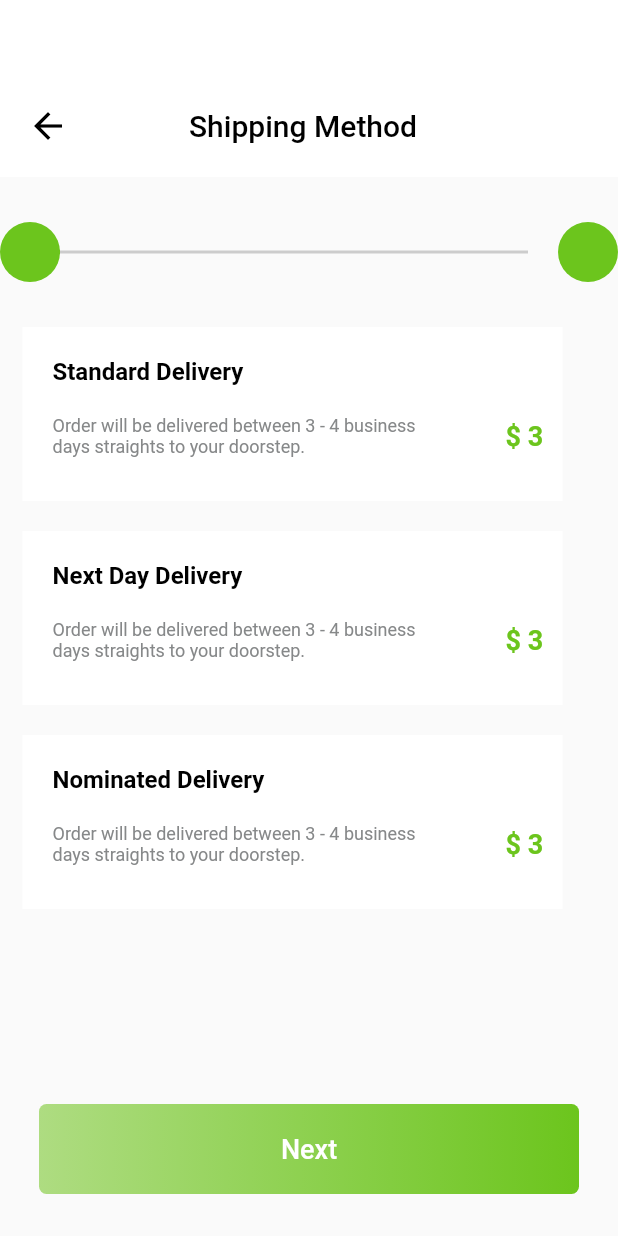
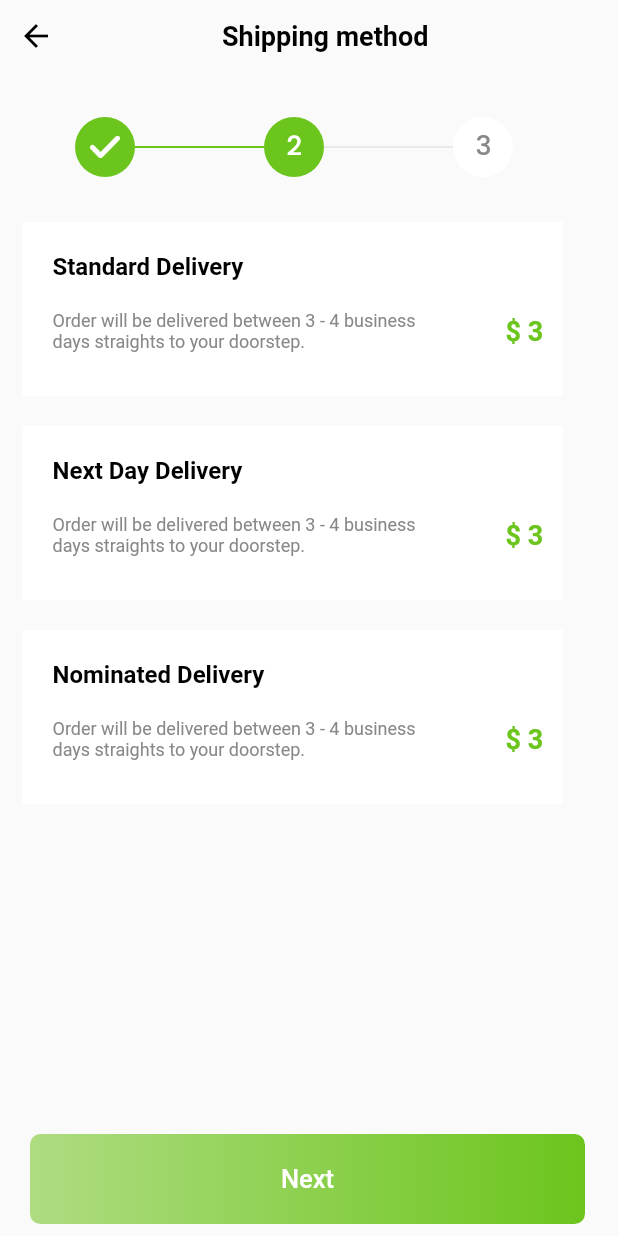
Before and after one commit to unnatidonda/big-cart, a Flutter app: the ShoppingMethod screen opened directly, on a phone screen of 412 x 824 dp. Run offline on Flutter 3.47's test engine with Material 2 defaults, Android fonts, the phone set to English and light mode, and no system bars.

```diff
--- a/lib/big_cart/shopping_method.dart
+++ b/lib/big_cart/shopping_method.dart
@@ -1,4 +1,8 @@
 import 'package:flutter/material.dart';
+
+import '../common/all_names.dart';
+import '../common/started_container.dart';
+import 'shoping_information.dart';
 
 class ShoppingMethod extends StatefulWidget {
   const ShoppingMethod({Key? key}) : super(key: key);
@@ -11,39 +15,16 @@ class _ShoppingMethodState extends State<ShoppingMethod> {
   @override
   Widget build(BuildContext context) {
     return Scaffold(
-      body: Column(
+      body: SafeArea(
+        child: Column(
           children: [
-          Container(
-            height: 118,
-            width: double.infinity,
-            decoration: const BoxDecoration(
-              color: Color(0xFFFFFFFF),
-            ),
-            child: const Padding(
-              padding: EdgeInsets.only(top: 50, left: 18),
-              child: Row(
-                children: [
-                  Icon(
-                    Icons.arrow_back_outlined,
-                    size: 28,
-                    color: Color(0xFF000000),
-                  ),
-                  SizedBox(width: 80),
-                  Text(
-                    "Shipping Method",
-                    style: TextStyle(
-                      fontWeight: FontWeight.w500,
-                      fontSize: 20,
-                      color: Color(0xFF000000),
-                    ),
-                  ),
-                ],
-              ),
-            ),
+            const AllNames(
+              name: "Shipping method",
             ),
             const SizedBox(height: 30),
             Row(
               children: [
+                const SizedBox(width: 50),
                 Container(
                   height: 40,
                   width: 40,
@@ -51,18 +32,19 @@ class _ShoppingMethodState extends State<ShoppingMethod> {
                     color: const Color(0xFF6CC51D),
                     borderRadius: BorderRadius.circular(100),
                   ),
-                child: const Divider(
-                  thickness: 3,
-                  color: Color(0xFF6CC51D),
-                  indent: 20,
+                  child: Padding(
+                    padding: const EdgeInsets.all(10),
+                    child: Image.asset(
+                      "assets/images/done.png",
+                      width: 12,
+                      height: 16,
                     ),
                   ),
-              const Expanded(
-                child: Divider(
-                  thickness: 2,
-                  color: Color(0xFFCCCCCC),
-                  endIndent: 20,
                 ),
+                Image.asset(
+                  "assets/images/line.png",
+                  width: 86,
+                  height: 2,
                 ),
                 Container(
                   height: 40,
@@ -71,10 +53,43 @@ class _ShoppingMethodState extends State<ShoppingMethod> {
                     color: const Color(0xFF6CC51D),
                     borderRadius: BorderRadius.circular(100),
                   ),
-                child: const Divider(
-                  thickness: 3,
-                  color: Color(0xFF6CC51D),
-                  indent: 50,
+                  child: const Padding(
+                    padding: EdgeInsets.only(left: 15, top: 5),
+                    child: Text(
+                      "2",
+                      style: TextStyle(
+                        color: Color(0xFFFFFFFF),
+                        fontSize: 18,
+                        fontFamily: "Poppins",
+                        fontWeight: FontWeight.w500,
+                      ),
+                    ),
+                  ),
+                ),
+                Image.asset(
+                  "assets/images/line.png",
+                  width: 86,
+                  height: 3,
+                  color: const Color(0xFFE8E9E9),
+                ),
+                Container(
+                  height: 40,
+                  width: 40,
+                  decoration: BoxDecoration(
+                    color: const Color(0xFFFFFFFF),
+                    borderRadius: BorderRadius.circular(100),
+                  ),
+                  child: const Padding(
+                    padding: EdgeInsets.only(left: 15, top: 5),
+                    child: Text(
+                      "3",
+                      style: TextStyle(
+                        color: Color(0xFF868889),
+                        fontSize: 18,
+                        fontFamily: "Poppins",
+                        fontWeight: FontWeight.w500,
+                      ),
+                    ),
                   ),
                 ),
               ],
@@ -133,7 +148,7 @@ class _ShoppingMethodState extends State<ShoppingMethod> {
                 )
               ],
             ),
-          SizedBox(height: 20),
+            const SizedBox(height: 20),
             Row(
               children: [
                 const SizedBox(width: 15),
@@ -187,7 +202,7 @@ class _ShoppingMethodState extends State<ShoppingMethod> {
                 )
               ],
             ),
-          SizedBox(height: 20),
+            const SizedBox(height: 20),
             Row(
               children: [
                 const SizedBox(width: 15),
@@ -241,28 +256,21 @@ class _ShoppingMethodState extends State<ShoppingMethod> {
                 )
               ],
             ),
-          SizedBox(height: 130),
-          Container(
-            height: 60,
-            width: 360,
-            decoration: const BoxDecoration(
-              gradient: LinearGradient(
-                colors: [
-                  Color(0xFFAEDC81),
-                  Color(0xFF6CC51D),
-                ],
+            Padding(
+              padding: EdgeInsets.only(left: 20, top: 220),
+              child: Row(
+                children: [
+                  GestureDetector(
+                    onTap: () {
+                      Navigator.push(
+                        context,
+                        MaterialPageRoute(
+                          builder: (context) => const ShoppingInformation(),
                         ),
-              borderRadius: BorderRadius.all(Radius.circular(5)),
-            ),
-            child: const Row(
-              mainAxisAlignment: MainAxisAlignment.center,
-              children: [
-                Text(
-                  "Next",
-                  style: TextStyle(
-                    fontSize: 18,
-                    color: Color(0xFFFFFFFF),
-                    fontWeight: FontWeight.w500,
+                      );
+                    },
+                    child: StartedContainer(
+                      name: "Next",
                     ),
                   ),
                 ],
@@ -270,6 +278,7 @@ class _ShoppingMethodState extends State<ShoppingMethod> {
             ),
           ],
         ),
+      ),
     );
   }
 }
--- a/lib/main.dart
+++ b/lib/main.dart
@@ -1,6 +1,6 @@
 import 'package:flutter/material.dart';
 
-import 'big_cart/account_screen.dart';
+import 'big_cart/payment_method.dart';
 
 void main() {
   runApp(const MyApp());
@@ -20,7 +20,7 @@ class MyApp extends StatelessWidget {
       ),
       // initialRoute: Routesname.initialRoute,
       // routes: AppRoutes().approutes,
-      home: const AccountScreen(),
+      home: const PaymentMethod(),
     );
   }
 }
```
Also changed, not shown: lib/big_cart/payment_method.dart (added, +180 -0 lines), lib/big_cart/shoping_information.dart (added, +158 -0 lines), lib/common/textfield_screeen.dart (+7 -9 lines), assets/images/address.png (added), assets/images/city.png (added), assets/images/country.png (added), assets/images/done.png (added), assets/images/line.png (added), assets/images/person.png (added), assets/images/telephone.png (added), assets/images/zip_code.png (added). Lines whose indentation alone changed are shown as unchanged.
